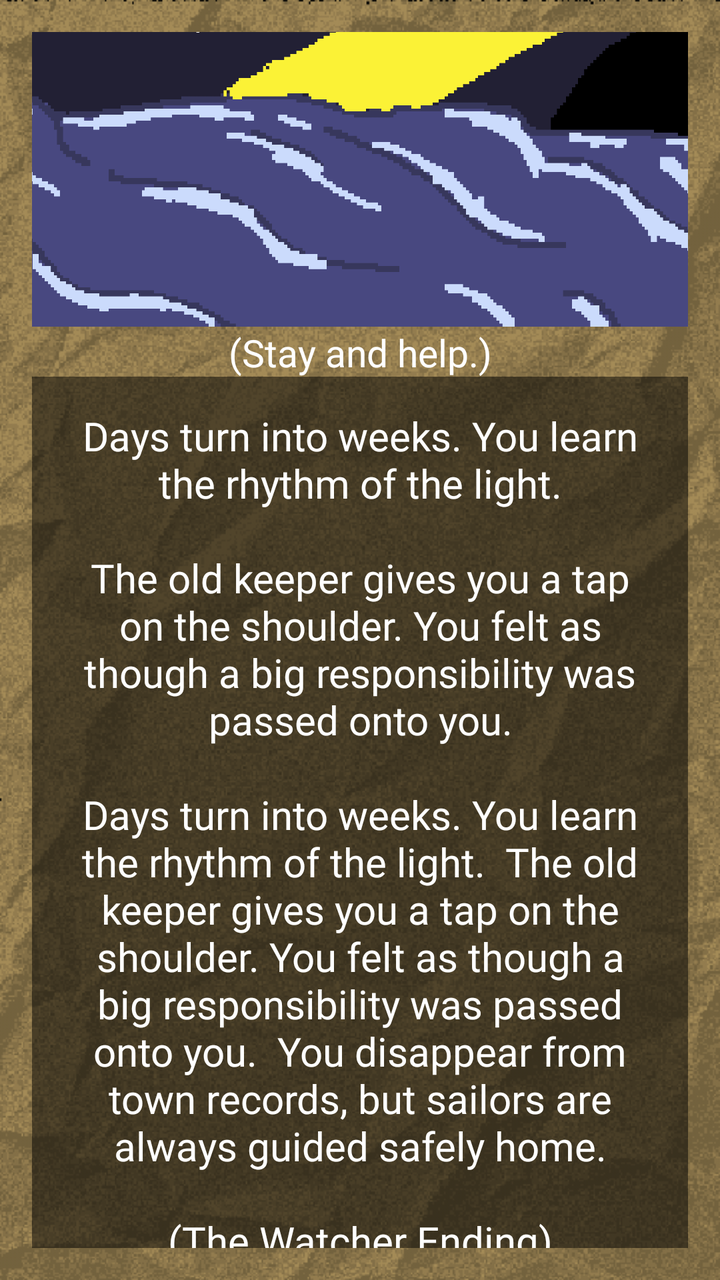
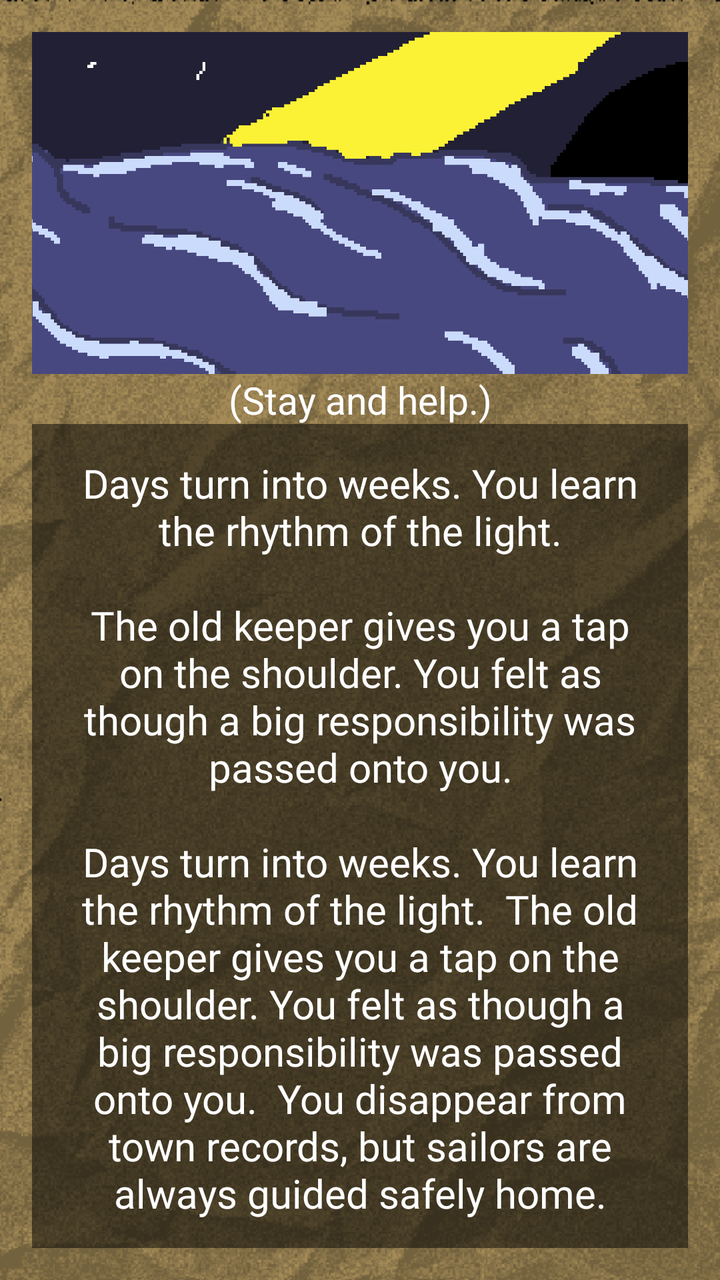

Two renders of the same Android screen: before a commit and after it. Below are the layout's source before the change and the commit's diff.
<!-- AndroidManifest.xml: application theme Theme.ChoiceQuest -->
<!-- res/layout/activity_page2_1_2_3_1_1.xml -->
<?xml version="1.0" encoding="utf-8"?>
<LinearLayout xmlns:android="http://schemas.android.com/apk/res/android"
    xmlns:app="http://schemas.android.com/apk/res-auto"
    xmlns:tools="http://schemas.android.com/tools"
    android:id="@+id/page2_1_2_3_1_1"
    android:layout_width="match_parent"
    android:layout_height="match_parent"
    android:background="@drawable/papertexture_"
    android:backgroundTint="#f8e7c2"
    android:backgroundTintMode="multiply"
    android:gravity="center"
    android:orientation="vertical"
    android:padding="16dp"
    tools:context=".Page2_1_2_3_1_1">

    <View
        android:layout_width="match_parent"
        android:layout_height="0dp"
        android:layout_weight="1"/>

    <ImageView
        android:id="@+id/imageView"
        android:layout_width="412dp"
        android:layout_height="250dp"
        android:src="@drawable/page2_1_2_3_1_1" />

    <View
        android:layout_width="match_parent"
        android:layout_height="1dp"
        android:layout_weight="0.1"/>

    <TextView
        android:layout_width="match_parent"
        android:layout_height="25dp"
        android:fontFamily="@font/pixelspace"
        android:gravity="center"
        android:text="(Stay and help.)"
        android:textColor="@color/white"
        android:textSize="19sp" />

    <View
        android:layout_width="match_parent"
        android:layout_height="1dp"
        android:layout_weight="0.5"/>

    <TextView
        android:layout_width="match_parent"
        android:layout_height="wrap_content"
        android:id="@+id/tv_page2_1_2_3_1_1"
        android:fontFamily="@font/pixelgame_font"
        android:gravity="center"
        android:padding="16dp"
        android:background="#80000000"
        android:text="Days turn into weeks. You learn the rhythm of the light.\n\nThe old keeper gives you a tap on the shoulder. You felt as though a big responsibility was passed onto you.\n\nDays turn into weeks. You learn the rhythm of the light.

The old keeper gives you a tap on the shoulder. You felt as though a big responsibility was passed onto you.

You disappear from town records, but sailors are always guided safely home.\n\n
(The Watcher Ending)
"
        android:textColor="@color/white"
        android:textSize="20sp"
        android:layout_marginBottom="16dp"/>

    <View
        android:layout_width="match_parent"
        android:layout_height="1dp"
        android:layout_weight="0.5"/>

    <View
        android:layout_width="match_parent"
        android:layout_height="1dp"
        android:layout_weight="1"/>

    <Button
        android:layout_width="412dp"
        android:layout_height="45dp"
        android:fontFamily="@font/quest_font"
        android:background="@android:color/transparent"
        android:textSize="12sp"
        android:layout_marginBottom="16dp"
        android:text="Go back to title page"
        android:onClick="title18" />


</LinearLayout>
<!-- resources referenced by this layout -->
<resources>
  <color name="white">#FFFFFF</color>
  <!-- drawable page2_1_2_3_1_1: png bitmap (drawable, 27929 bytes) -->
  <!-- drawable papertexture_: png bitmap (drawable, 156948 bytes) -->
  <style name="Theme.ChoiceQuest" parent="Base.Theme.ChoiceQuest" />
  <style name="Base.Theme.ChoiceQuest" parent="Theme.Material3.DayNight.NoActionBar">
          
          
      </style>
</resources>

<!-- the commit's change to res/layout/activity_page2_1_2_3_1_1.xml (unified diff, before → after) -->
@@ -55,9 +55,7 @@
 
 The old keeper gives you a tap on the shoulder. You felt as though a big responsibility was passed onto you.
 
-You disappear from town records, but sailors are always guided safely home.\n\n
-(The Watcher Ending)
-"
+You disappear from town records, but sailors are always guided safely home."
         android:textColor="@color/white"
         android:textSize="20sp"
         android:layout_marginBottom="16dp"/>
